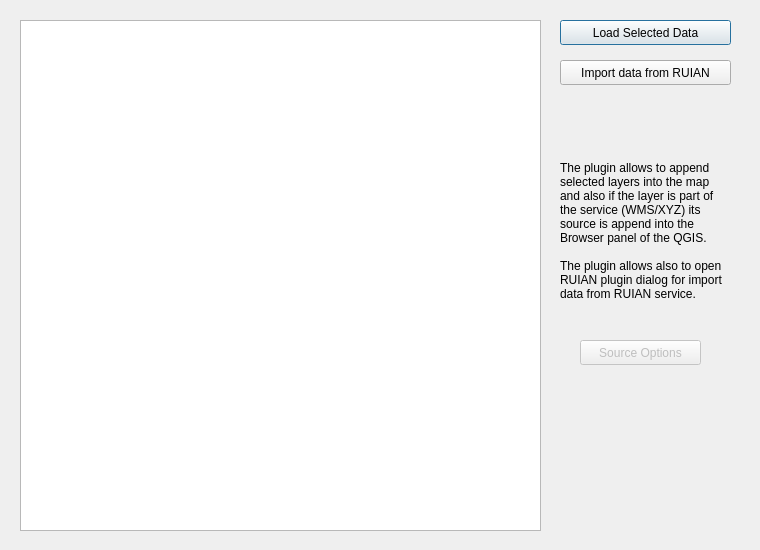
The window that Geo_Data_dialog_base.ui (OpenGeoLabs/czech_slovak_freegeodata) describes before a commit, drawn with Qt 5.
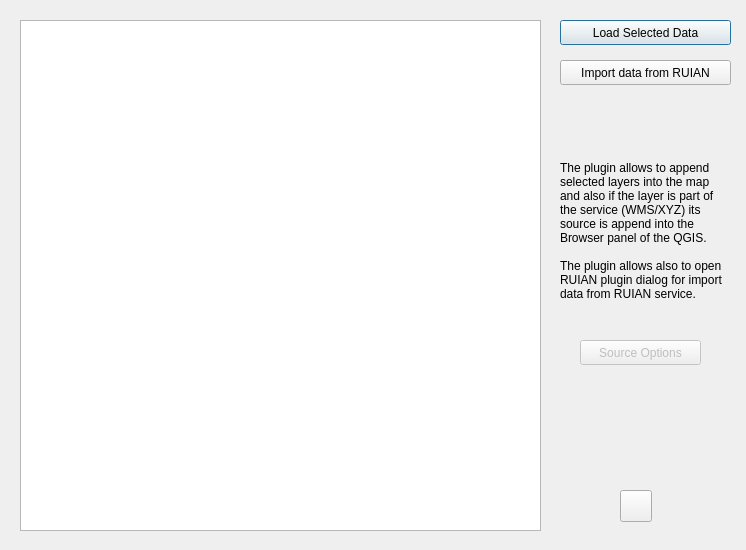
The same window after the commit.

Commit message: Added settings button to the main dialog.

```diff
--- a/Geo_Data_dialog_base.ui
+++ b/Geo_Data_dialog_base.ui
@@ -6,7 +6,7 @@
    <rect>
     <x>0</x>
     <y>0</y>
-    <width>760</width>
+    <width>746</width>
     <height>550</height>
    </rect>
   </property>
@@ -113,6 +113,19 @@
     <string>Source Options</string>
    </property>
   </widget>
+  <widget class="QPushButton" name="pushButtonSettings">
+   <property name="geometry">
+    <rect>
+     <x>620</x>
+     <y>490</y>
+     <width>32</width>
+     <height>32</height>
+    </rect>
+   </property>
+   <property name="text">
+    <string/>
+   </property>
+  </widget>
  </widget>
  <resources/>
  <connections/>
```
The commit also changes 3 other files.
